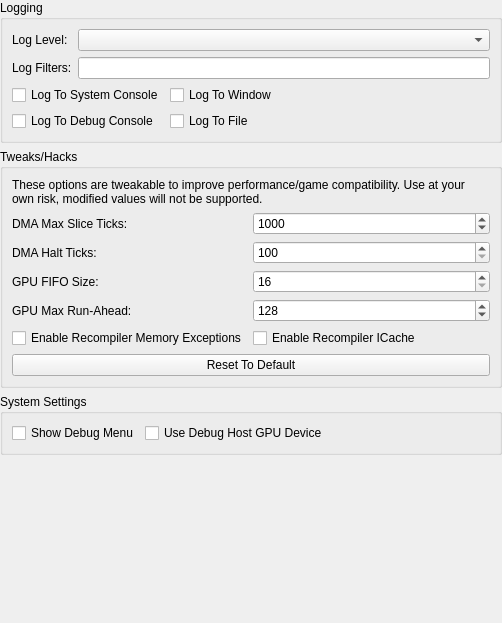
Before: the Qt Designer form src/duckstation-qt/advancedsettingswidget.ui in kofxi3584karlayang/duckstation, drawn with Qt 5.
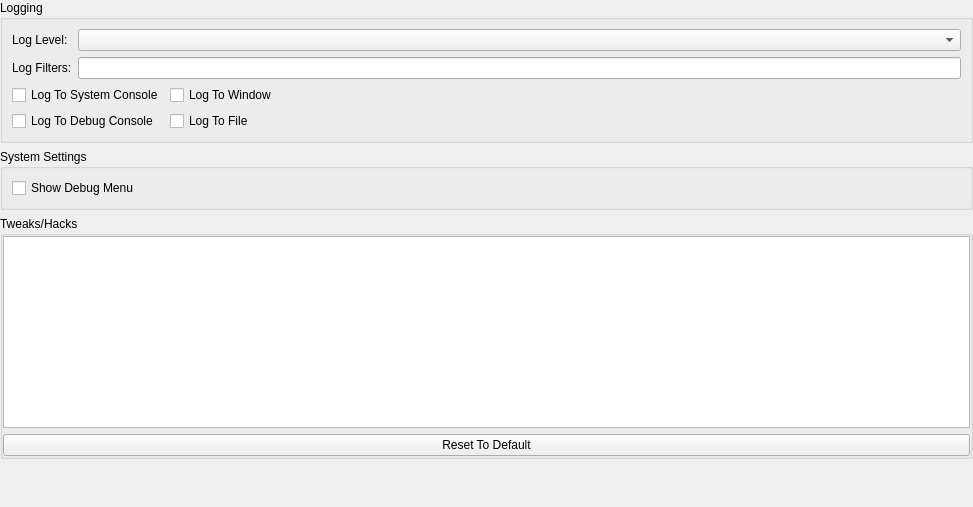
After: the same form once the commit is applied.

Commit message:
Qt: Turn tweaks/hacks into a table
Also move PGXP CPU mode/vertex cache to advanced options

```diff
--- a/src/duckstation-qt/advancedsettingswidget.ui
+++ b/src/duckstation-qt/advancedsettingswidget.ui
@@ -6,8 +6,8 @@
    <rect>
     <x>0</x>
     <y>0</y>
-    <width>502</width>
-    <height>623</height>
+    <width>973</width>
+    <height>507</height>
    </rect>
   </property>
   <property name="windowTitle">
@@ -91,129 +91,12 @@
      </layout>
     </widget>
    </item>
-   <item>
-    <widget class="QGroupBox" name="groupBox">
-     <property name="title">
-      <string>Tweaks/Hacks</string>
-     </property>
-     <layout class="QFormLayout" name="formLayout_6">
-      <item row="0" column="0" colspan="2">
-       <widget class="QLabel" name="label_3">
-        <property name="text">
-         <string>These options are tweakable to improve performance/game compatibility. Use at your own risk, modified values will not be supported.</string>
-        </property>
-        <property name="wordWrap">
-         <bool>true</bool>
-        </property>
-       </widget>
-      </item>
-      <item row="1" column="0">
-       <widget class="QLabel" name="label_4">
-        <property name="text">
-         <string>DMA Max Slice Ticks:</string>
-        </property>
-       </widget>
-      </item>
-      <item row="1" column="1">
-       <widget class="QSpinBox" name="dmaMaxSliceTicks">
-        <property name="minimum">
-         <number>100</number>
-        </property>
-        <property name="maximum">
-         <number>10000</number>
-        </property>
-        <property name="value">
-         <number>1000</number>
-        </property>
-       </widget>
-      </item>
-      <item row="2" column="0">
-       <widget class="QLabel" name="label_5">
-        <property name="text">
-         <string>DMA Halt Ticks:</string>
-        </property>
-       </widget>
-      </item>
-      <item row="2" column="1">
-       <widget class="QSpinBox" name="dmaHaltTicks">
-        <property name="minimum">
-         <number>100</number>
-        </property>
-        <property name="maximum">
-         <number>10000</number>
-        </property>
-        <property name="value">
-         <number>100</number>
-        </property>
-       </widget>
-      </item>
-      <item row="3" column="1">
-       <widget class="QSpinBox" name="gpuFIFOSize">
-        <property name="minimum">
-         <number>16</number>
-        </property>
-        <property name="maximum">
-         <number>4096</number>
-        </property>
-        <property name="value">
-         <number>16</number>
-        </property>
-       </widget>
-      </item>
-      <item row="3" column="0">
-       <widget class="QLabel" name="label_6">
-        <property name="text">
-         <string>GPU FIFO Size:</string>
-        </property>
-       </widget>
-      </item>
-      <item row="4" column="0">
-       <widget class="QLabel" name="label_7">
-        <property name="text">
-         <string>GPU Max Run-Ahead:</string>
-        </property>
-       </widget>
-      </item>
-      <item row="4" column="1">
-       <widget class="QSpinBox" name="gpuMaxRunAhead">
-        <property name="maximum">
-         <number>1000</number>
-        </property>
-        <property name="value">
-         <number>128</number>
-        </property>
-       </widget>
-      </item>
-      <item row="5" column="0">
-       <widget class="QCheckBox" name="cpuRecompilerMemoryExceptions">
-        <property name="text">
-         <string>Enable Recompiler Memory Exceptions</string>
-        </property>
-       </widget>
-      </item>
-      <item row="5" column="1">
-       <widget class="QCheckBox" name="cpuRecompilerICache">
-        <property name="text">
-         <string>Enable Recompiler ICache</string>
-        </property>
-       </widget>
-      </item>
-      <item row="6" column="0" colspan="2">
-       <widget class="QPushButton" name="resetToDefaultButton">
-        <property name="text">
-         <string>Reset To Default</string>
-        </property>
-       </widget>
-      </item>
-     </layout>
-    </widget>
-   </item>
    <item>
     <widget class="QGroupBox" name="groupBox_2">
      <property name="title">
       <string>System Settings</string>
      </property>
-     <layout class="QFormLayout" name="formLayout">
+     <layout class="QGridLayout" name="formLayout">
       <item row="0" column="0">
        <widget class="QCheckBox" name="showDebugMenu">
         <property name="text">
@@ -221,10 +104,54 @@
         </property>
        </widget>
       </item>
-      <item row="0" column="1">
-       <widget class="QCheckBox" name="gpuUseDebugDevice">
+     </layout>
+    </widget>
+   </item>
+   <item>
+    <widget class="QGroupBox" name="groupBox_3">
+     <property name="title">
+      <string>Tweaks/Hacks</string>
+     </property>
+     <layout class="QGridLayout" name="gridLayout">
+      <property name="leftMargin">
+       <number>0</number>
+      </property>
+      <property name="topMargin">
+       <number>0</number>
+      </property>
+      <property name="rightMargin">
+       <number>0</number>
+      </property>
+      <property name="bottomMargin">
+       <number>0</number>
+      </property>
+      <item row="0" column="0">
+       <widget class="QTableWidget" name="tweakOptionTable">
+        <property name="cornerButtonEnabled">
+         <bool>false</bool>
+        </property>
+        <attribute name="horizontalHeaderVisible">
+         <bool>false</bool>
+        </attribute>
+        <attribute name="verticalHeaderVisible">
+         <bool>false</bool>
+        </attribute>
+        <column>
+         <property name="text">
+          <string>Option</string>
+         </property>
+        </column>
+        <column>
+         <property name="text">
+          <string>Value</string>
+         </property>
+        </column>
+       </widget>
+      </item>
+      <item row="1" column="0">
+       <widget class="QPushButton" name="resetToDefaultButton">
         <property name="text">
-         <string>Use Debug Host GPU Device</string>
+         <string>Reset To Default</string>
         </property>
        </widget>
       </item>
```
The commit also changes 4 other files.
